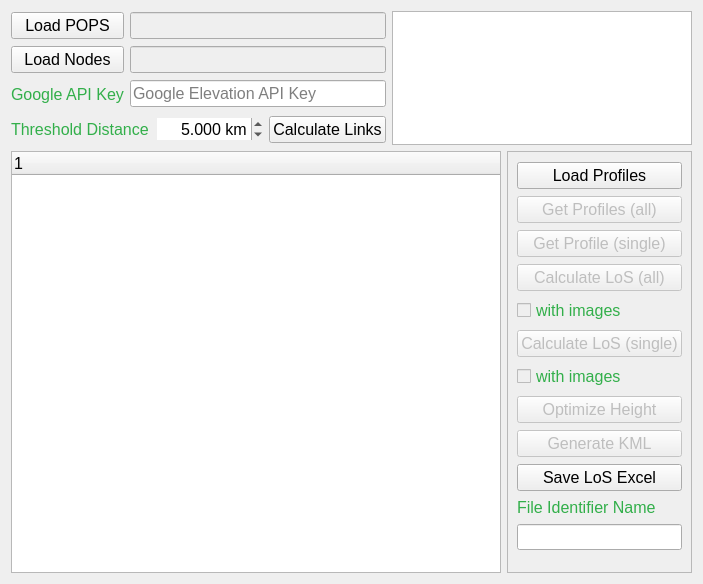
Qt form qt_designer_ui/matrixcalculator.ui (Javopan/coordinate-transforms) before a commit.
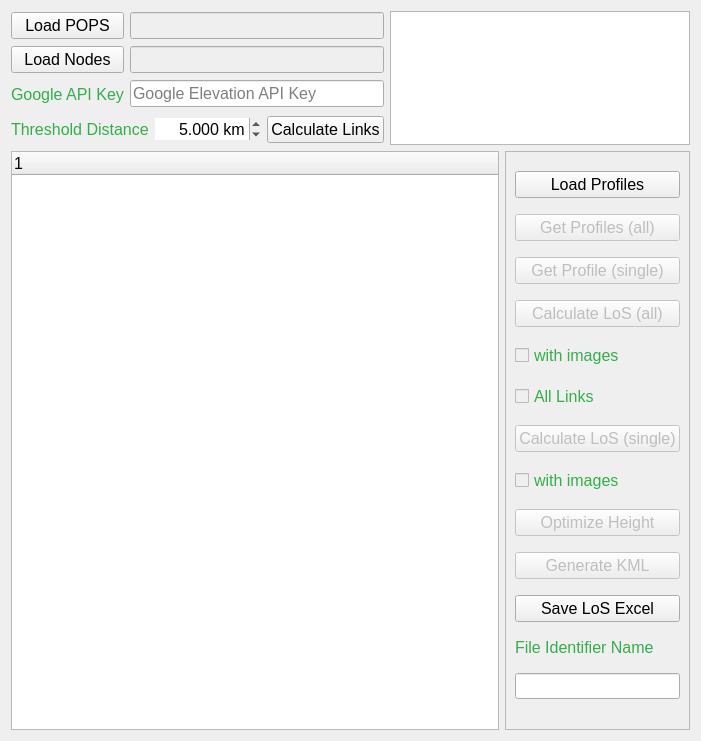
The same form after that commit.

Commit message: Changes to the way the LoS is check, it now checks different types Changes on the way we calculate the matrix distance and the info we get

Patch:
```diff
--- a/qt_designer_ui/matrixcalculator.ui
+++ b/qt_designer_ui/matrixcalculator.ui
@@ -6,8 +6,8 @@
    <rect>
     <x>0</x>
     <y>0</y>
-    <width>703</width>
-    <height>584</height>
+    <width>685</width>
+    <height>741</height>
    </rect>
   </property>
   <property name="windowTitle">
@@ -167,6 +167,27 @@
         </property>
        </widget>
       </item>
+      <item>
+       <widget class="QCheckBox" name="chk_alllos">
+        <property name="enabled">
+         <bool>false</bool>
+        </property>
+        <property name="font">
+         <font>
+          <pointsize>12</pointsize>
+         </font>
+        </property>
+        <property name="toolTip">
+         <string>If enable the output will have all the links, with and without LoS. </string>
+        </property>
+        <property name="styleSheet">
+         <string notr="true">color: rgb(50, 175, 74);</string>
+        </property>
+        <property name="text">
+         <string>All Links</string>
+        </property>
+       </widget>
+      </item>
       <item>
        <widget class="QPushButton" name="bnt_calculatelos_single">
         <property name="enabled">
```
Left out of the diff: 178 changed lines with no effect on the pictures. The commit also changes 4 other files.
